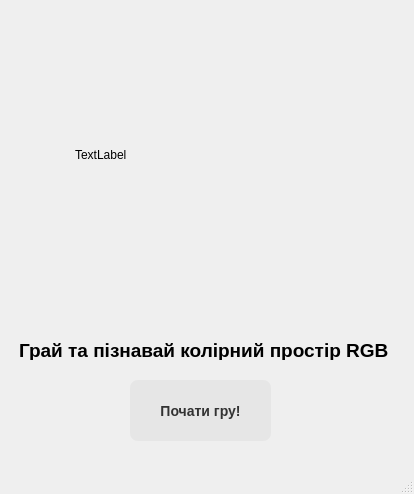
Dar-Tei/GuessTheColorGame, file Guess_color_game/mainwindow.ui: the form before one commit.
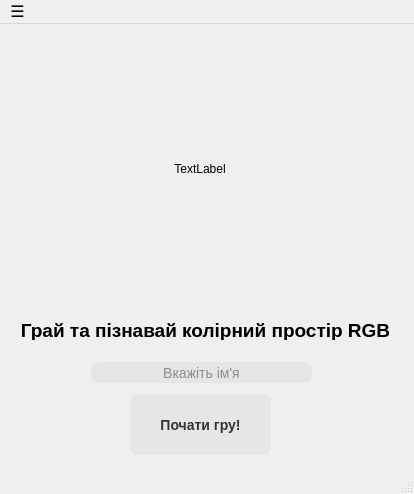
The form after the commit. Icons and pictures are not drawn.

The edit to the form file:
```diff
--- a/Guess_color_game/mainwindow.ui
+++ b/Guess_color_game/mainwindow.ui
@@ -29,9 +29,9 @@
    <widget class="QLabel" name="label_2">
     <property name="geometry">
      <rect>
-      <x>19</x>
-      <y>340</y>
-      <width>371</width>
+      <x>10</x>
+      <y>296</y>
+      <width>391</width>
       <height>20</height>
      </rect>
     </property>
@@ -45,12 +45,15 @@
     <property name="text">
      <string>Грай та пізнавай колірний простір RGB</string>
     </property>
+    <property name="alignment">
+     <set>Qt::AlignCenter</set>
+    </property>
    </widget>
    <widget class="QLabel" name="label">
     <property name="geometry">
      <rect>
       <x>75</x>
-      <y>30</y>
+      <y>20</y>
       <width>250</width>
       <height>250</height>
      </rect>
@@ -58,12 +61,15 @@
     <property name="text">
      <string>TextLabel</string>
     </property>
+    <property name="alignment">
+     <set>Qt::AlignCenter</set>
+    </property>
    </widget>
    <widget class="QPushButton" name="pushButton">
     <property name="geometry">
      <rect>
       <x>130</x>
-      <y>380</y>
+      <y>370</y>
       <width>141</width>
       <height>61</height>
      </rect>
@@ -85,6 +91,49 @@
      <string>Почати гру!</string>
     </property>
    </widget>
+   <widget class="QLineEdit" name="lineEdit">
+    <property name="geometry">
+     <rect>
+      <x>91</x>
+      <y>338</y>
+      <width>221</width>
+      <height>21</height>
+     </rect>
+    </property>
+    <property name="toolTipDuration">
+     <number>-1</number>
+    </property>
+    <property name="accessibleDescription">
+     <string>1</string>
+    </property>
+    <property name="layoutDirection">
+     <enum>Qt::LeftToRight</enum>
+    </property>
+    <property name="styleSheet">
+     <string notr="true">  background-color: rgba(31, 31, 31, 0.05);
+  border-radius: 8px;
+  color: #333333;
+  font-size: 14px;</string>
+    </property>
+    <property name="locale">
+     <locale language="Ukrainian" country="Ukraine"/>
+    </property>
+    <property name="inputMask">
+     <string/>
+    </property>
+    <property name="text">
+     <string/>
+    </property>
+    <property name="alignment">
+     <set>Qt::AlignCenter</set>
+    </property>
+    <property name="placeholderText">
+     <string>Вкажіть ім'я</string>
+    </property>
+    <property name="clearButtonEnabled">
+     <bool>false</bool>
+    </property>
+   </widget>
   </widget>
   <widget class="QMenuBar" name="menubar">
    <property name="geometry">
@@ -92,9 +141,24 @@
      <x>0</x>
      <y>0</y>
      <width>414</width>
-     <height>21</height>
+     <height>22</height>
     </rect>
    </property>
+   <property name="font">
+    <font>
+     <family>Arial</family>
+     <pointsize>12</pointsize>
+     <bold>true</bold>
+    </font>
+   </property>
+   <widget class="QMenu" name="menu">
+    <property name="title">
+     <string>☰</string>
+    </property>
+    <addaction name="action"/>
+    <addaction name="action_2"/>
+   </widget>
+   <addaction name="menu"/>
   </widget>
   <widget class="QStatusBar" name="statusbar"/>
  </widget>
```
Left out of the diff: 16 changed lines with no effect on the pictures.
